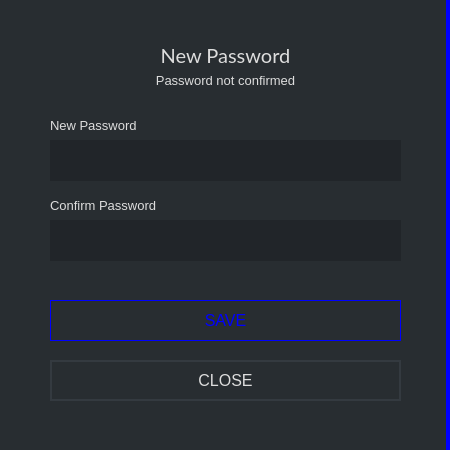
Qt form src/gui/ui/newpassworddialog.ui (aluisyoanx/gui-wallet) before a commit.
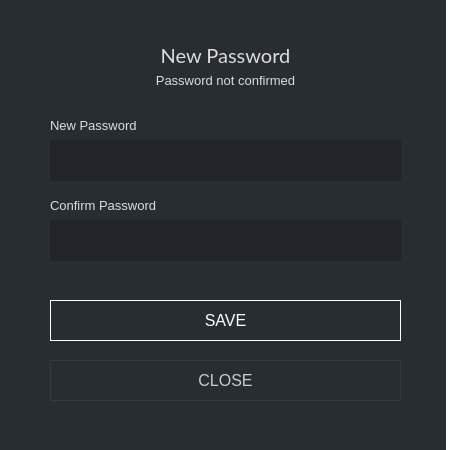
The same form after that commit.

```diff
--- a/src/gui/ui/newpassworddialog.ui
+++ b/src/gui/ui/newpassworddialog.ui
@@ -39,7 +39,7 @@
    <item row="0" column="0" colspan="2">
     <widget class="QGroupBox" name="groupBox">
      <property name="styleSheet">
-      <string notr="true">background-color: #282d31; border-right: 4px solid blue;</string>
+      <string notr="true">background-color: #282d31; border-right: 4px solid white;</string>
      </property>
      <property name="title">
       <string/>
@@ -251,7 +251,9 @@
        </font>
       </property>
       <property name="styleSheet">
-       <string notr="true">color: blue; background-color: #1; border: 1px solid blue; font-size: 16px;</string>
+       <string notr="true">QPushButton#m_okButton {color: white; background-color: #1; border: 1px solid white; font-size: 16px;}
+
+QPushButton#m_okButton:hover {color: white; background-color: #1; border: 2px solid white; font-size: 16px;}</string>
       </property>
       <property name="text">
        <string>SAVE</string>
@@ -281,7 +283,9 @@
        </font>
       </property>
       <property name="styleSheet">
-       <string notr="true">color: #ddd; border: 2px solid #343a40; font-size: 16px; background-color: #21259;</string>
+       <string notr="true">QPushButton#m_cancelButton {color: #ccc; border: 1px solid #343a40; font-size: 16px; background-color: #21259;}
+
+QPushButton#m_cancelButton:hover {color: #ddd; border: 2px solid #444; font-size: 16px; background-color: #21259;}</string>
       </property>
       <property name="text">
        <string>CLOSE</string>
```
